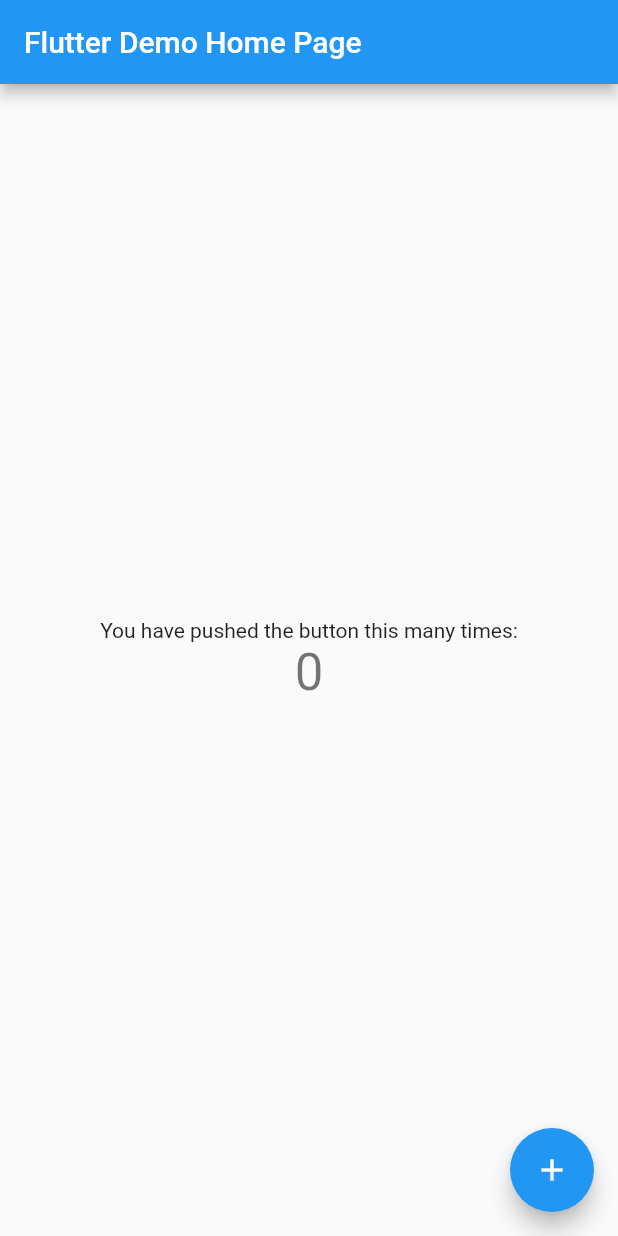
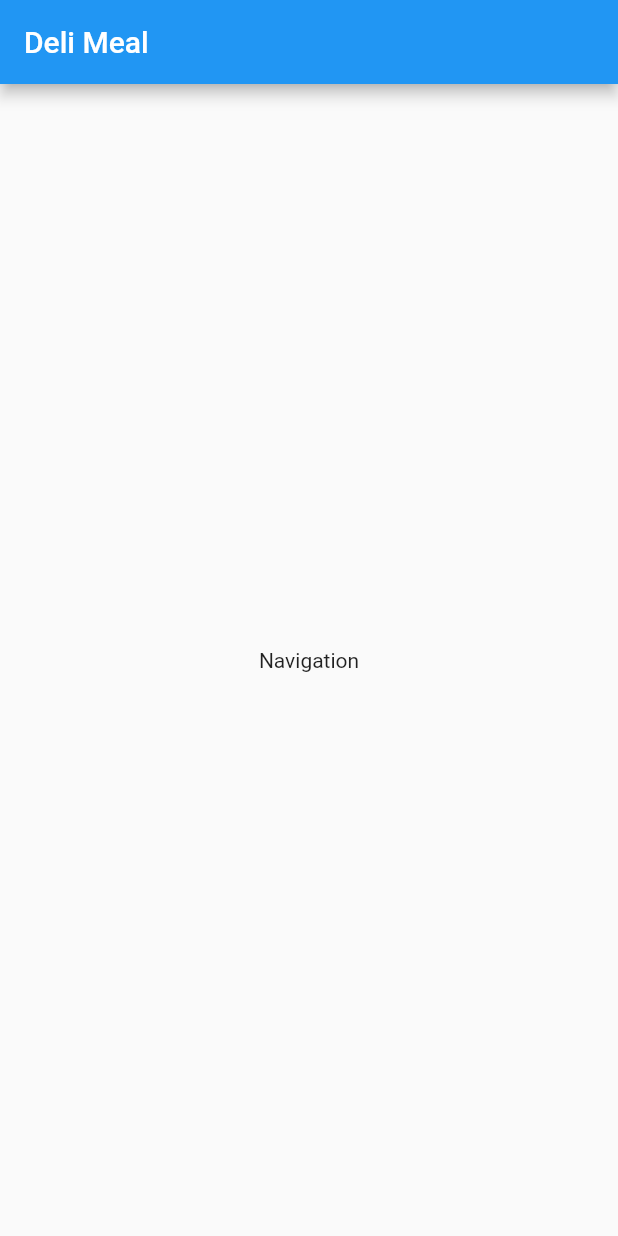
Before and after one commit to kittichanr/flutter_meal_app, a Flutter app: the screen it shows after launch, on a phone screen of 412 x 824 dp. Run offline on Flutter 3.47's test engine with Material 2 defaults, Android fonts, the phone set to English and light mode, and no system bars.

Commit message:
add base data

```diff
--- a/lib/main.dart
+++ b/lib/main.dart
@@ -5,113 +5,30 @@ void main() {
 }
 
 class MyApp extends StatelessWidget {
-  // This widget is the root of your application.
   @override
   Widget build(BuildContext context) {
     return MaterialApp(
-      title: 'Flutter Demo',
-      theme: ThemeData(
-        // This is the theme of your application.
-        //
-        // Try running your application with "flutter run". You'll see the
-        // application has a blue toolbar. Then, without quitting the app, try
-        // changing the primarySwatch below to Colors.green and then invoke
-        // "hot reload" (press "r" in the console where you ran "flutter run",
-        // or simply save your changes to "hot reload" in a Flutter IDE).
-        // Notice that the counter didn't reset back to zero; the application
-        // is not restarted.
-        primarySwatch: Colors.blue,
-        // This makes the visual density adapt to the platform that you run
-        // the app on. For desktop platforms, the controls will be smaller and
-        // closer together (more dense) than on mobile platforms.
-        visualDensity: VisualDensity.adaptivePlatformDensity,
-      ),
-      home: MyHomePage(title: 'Flutter Demo Home Page'),
+      title: 'Deli Meal',
+      home: MyHomePage(),
     );
   }
 }
 
 class MyHomePage extends StatefulWidget {
-  MyHomePage({Key key, this.title}) : super(key: key);
-
-  // This widget is the home page of your application. It is stateful, meaning
-  // that it has a State object (defined below) that contains fields that affect
-  // how it looks.
-
-  // This class is the configuration for the state. It holds the values (in this
-  // case the title) provided by the parent (in this case the App widget) and
-  // used by the build method of the State. Fields in a Widget subclass are
-  // always marked "final".
-
-  final String title;
-
   @override
   _MyHomePageState createState() => _MyHomePageState();
 }
 
 class _MyHomePageState extends State<MyHomePage> {
-  int _counter = 0;
-
-  void _incrementCounter() {
-    setState(() {
-      // This call to setState tells the Flutter framework that something has
-      // changed in this State, which causes it to rerun the build method below
-      // so that the display can reflect the updated values. If we changed
-      // _counter without calling setState(), then the build method would not be
-      // called again, and so nothing would appear to happen.
-      _counter++;
-    });
-  }
-
   @override
   Widget build(BuildContext context) {
-    // This method is rerun every time setState is called, for instance as done
-    // by the _incrementCounter method above.
-    //
-    // The Flutter framework has been optimized to make rerunning build methods
-    // fast, so that you can just rebuild anything that needs updating rather
-    // than having to individually change instances of widgets.
     return Scaffold(
       appBar: AppBar(
-        // Here we take the value from the MyHomePage object that was created by
-        // the App.build method, and use it to set our appbar title.
-        title: Text(widget.title),
+        title: Text('Deli Meal'),
       ),
       body: Center(
-        // Center is a layout widget. It takes a single child and positions it
-        // in the middle of the parent.
-        child: Column(
-          // Column is also a layout widget. It takes a list of children and
-          // arranges them vertically. By default, it sizes itself to fit its
-          // children horizontally, and tries to be as tall as its parent.
-          //
-          // Invoke "debug painting" (press "p" in the console, choose the
-          // "Toggle Debug Paint" action from the Flutter Inspector in Android
-          // Studio, or the "Toggle Debug Paint" command in Visual Studio Code)
-          // to see the wireframe for each widget.
-          //
-          // Column has various properties to control how it sizes itself and
-          // how it positions its children. Here we use mainAxisAlignment to
-          // center the children vertically; the main axis here is the vertical
-          // axis because Columns are vertical (the cross axis would be
-          // horizontal).
-          mainAxisAlignment: MainAxisAlignment.center,
-          children: <Widget>[
-            Text(
-              'You have pushed the button this many times:',
-            ),
-            Text(
-              '$_counter',
-              style: Theme.of(context).textTheme.headline4,
-            ),
-          ],
-        ),
+        child: Text('Navigation'),
       ),
-      floatingActionButton: FloatingActionButton(
-        onPressed: _incrementCounter,
-        tooltip: 'Increment',
-        child: Icon(Icons.add),
-      ), // This trailing comma makes auto-formatting nicer for build methods.
     );
   }
 }
```
Also changed, not shown: lib/categories_screen.dart (added, +17 -0 lines), lib/dummy_data.dart (added, +15 -0 lines), lib/models/category.dart (added, +10 -0 lines).
